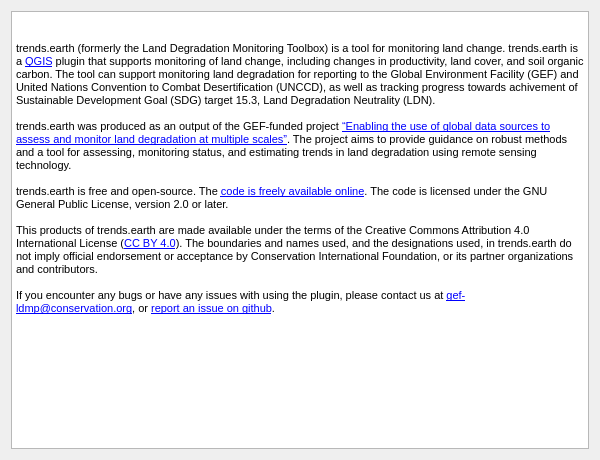
Before: the Qt Designer form LDMP/gui/DlgAbout.ui in ConservationInternational/trends.earth, drawn with Qt 5.
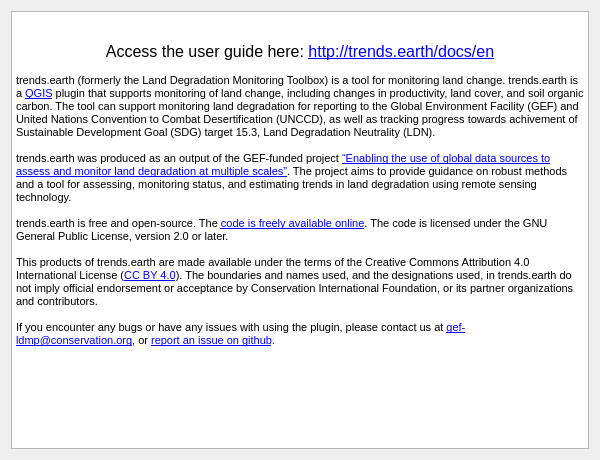
After: the same form once the commit is applied. Icons and pictures are not drawn.

Commit message: Add user guide link.

The edit to the form file:
```diff
--- a/LDMP/gui/DlgAbout.ui
+++ b/LDMP/gui/DlgAbout.ui
@@ -25,6 +25,8 @@
 p, li { white-space: pre-wrap; }
 &lt;/style&gt;&lt;/head&gt;&lt;body style=&quot; font-family:'MS Shell Dlg 2'; font-size:8.25pt; font-weight:400; font-style:normal;&quot;&gt;
 &lt;p align=&quot;center&quot; style=&quot; margin-top:0px; margin-bottom:0px; margin-left:0px; margin-right:0px; -qt-block-indent:0; text-indent:0px;&quot;&gt;&lt;img src=&quot;:/plugins/LDMP/icons/trends_earth_logo_bl_small.png&quot; /&gt;&lt;/p&gt;
+&lt;p align=&quot;center&quot; style=&quot;-qt-paragraph-type:empty; margin-top:0px; margin-bottom:0px; margin-left:0px; margin-right:0px; -qt-block-indent:0; text-indent:0px; font-size:8pt;&quot;&gt;&lt;br /&gt;&lt;/p&gt;
+&lt;p align=&quot;center&quot; style=&quot; margin-top:0px; margin-bottom:0px; margin-left:0px; margin-right:0px; -qt-block-indent:0; text-indent:0px;&quot;&gt;&lt;span style=&quot; font-size:12pt;&quot;&gt;Access the user guide here: &lt;/span&gt;&lt;a href=&quot;http://trends.earth/docs/en&quot;&gt;&lt;span style=&quot; font-size:12pt; text-decoration: underline; color:#0000ff;&quot;&gt;http://trends.earth/docs/en&lt;/span&gt;&lt;/a&gt;&lt;/p&gt;
 &lt;p style=&quot;-qt-paragraph-type:empty; margin-top:0px; margin-bottom:0px; margin-left:0px; margin-right:0px; -qt-block-indent:0; text-indent:0px; font-size:8pt;&quot;&gt;&lt;br /&gt;&lt;/p&gt;
 &lt;p style=&quot; margin-top:0px; margin-bottom:0px; margin-left:0px; margin-right:0px; -qt-block-indent:0; text-indent:0px;&quot;&gt;&lt;span style=&quot; font-size:8pt;&quot;&gt;trends.earth (formerly the Land Degradation Monitoring Toolbox) is a tool for monitoring land change. trends.earth is a &lt;/span&gt;&lt;a href=&quot;http://www.qgis.org&quot;&gt;&lt;span style=&quot; font-size:8pt; text-decoration: underline; color:#0000ff;&quot;&gt;QGIS&lt;/span&gt;&lt;/a&gt;&lt;span style=&quot; font-size:8pt;&quot;&gt; plugin that supports monitoring of land change, including changes in productivity, land cover, and soil organic carbon. The tool can support monitoring land degradation for reporting to the Global Environment Facility (GEF) and United Nations Convention to Combat Desertification (UNCCD), as well as tracking progress towards achivement of Sustainable Development Goal (SDG) target 15.3, Land Degradation Neutrality (LDN).&lt;/span&gt;&lt;/p&gt;
 &lt;p style=&quot;-qt-paragraph-type:empty; margin-top:0px; margin-bottom:0px; margin-left:0px; margin-right:0px; -qt-block-indent:0; text-indent:0px; font-size:8pt;&quot;&gt;&lt;br /&gt;&lt;/p&gt;
```
